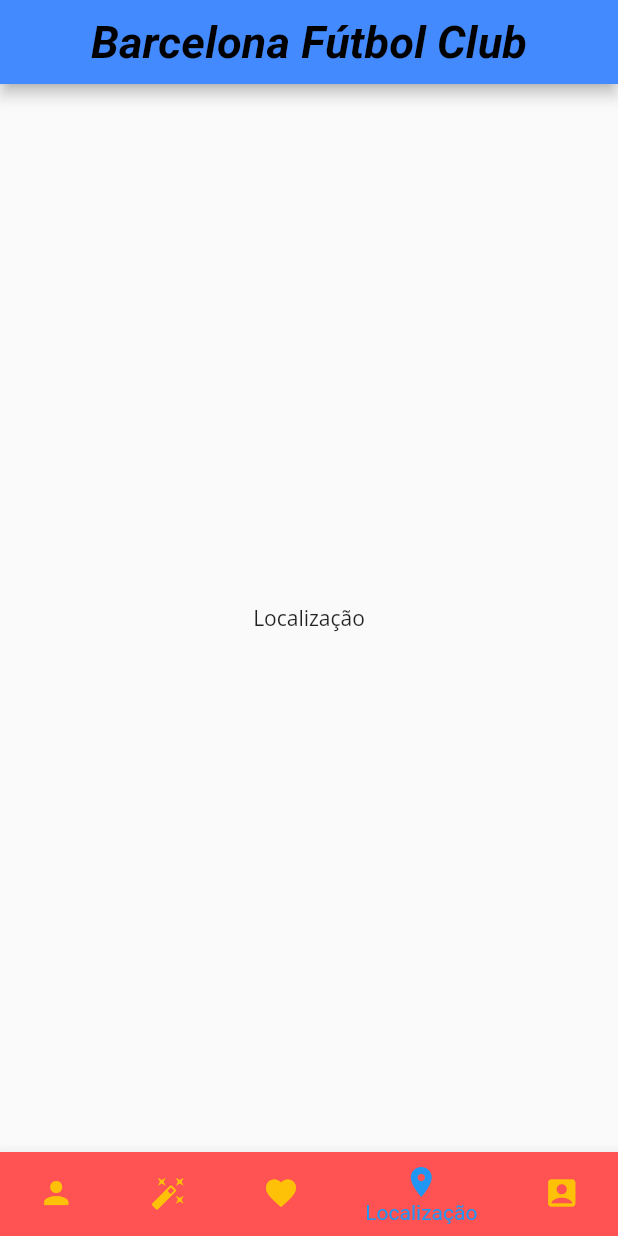
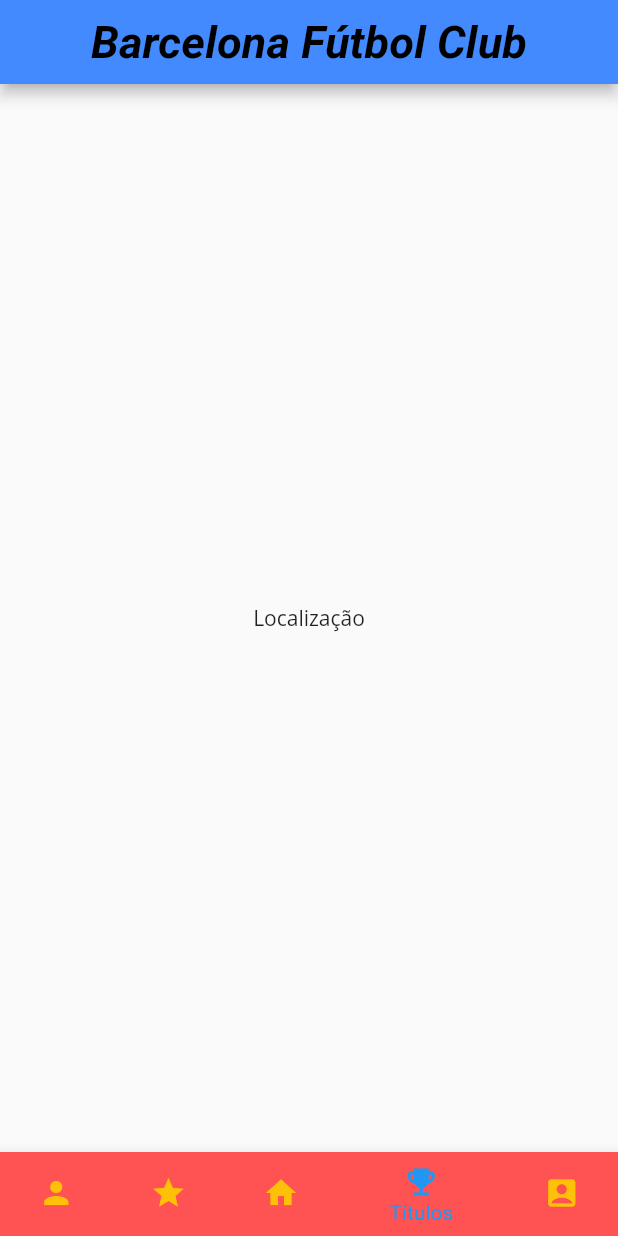
Before and after one commit to italo-mauricio/Flutter_POO1, a Flutter app: the screen it shows after launch, item 4 of the bottom bar chosen, on a phone screen of 412 x 824 dp. Run offline on Flutter 3.47's test engine with Material 2 defaults, Android fonts, the phone set to English and light mode, and no system bars; Roboto replaces fonts that are missing (Open Sans).

Commit message:
feat: add icons

```diff
--- a/atividade_receita1/lib/atividade_receita1/AtividadeReceita1.dart
+++ b/atividade_receita1/lib/atividade_receita1/AtividadeReceita1.dart
@@ -64,16 +64,16 @@
                   label: "Inicial",
                 ),
                 BottomNavigationBarItem(
-                  icon: Icon(Icons.auto_fix_high),
+                  icon: Icon(Icons.grade),
                   label: "Lionel Messi",
                 ),
                 BottomNavigationBarItem(
-                  icon: Icon(Icons.favorite),
+                  icon: Icon(Icons.home),
                   label: "Camp Nou",
                 ),
                 BottomNavigationBarItem(
-                  icon: Icon(Icons.location_on),
-                  label: "Localização",
+                  icon: Icon(Icons.emoji_events),
+                  label: "Títulos",
                 ),
                 BottomNavigationBarItem(
                   icon: Icon(Icons.account_box),
```
